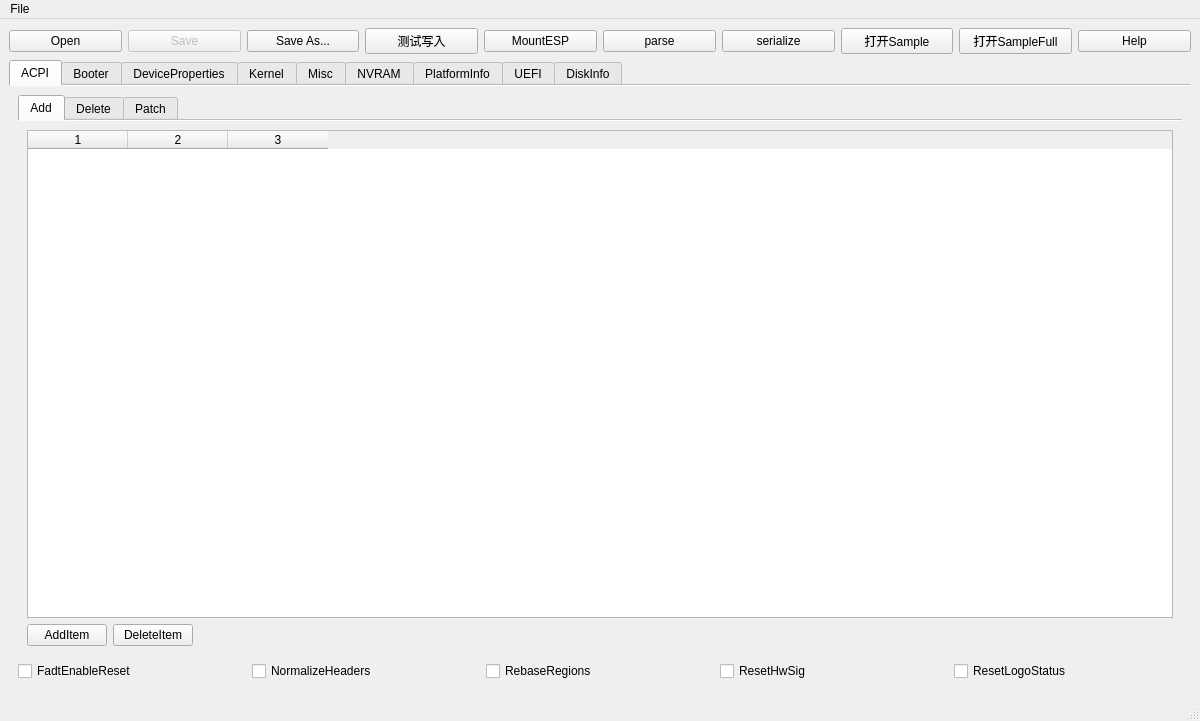
Before: the Qt Designer form mainwindow.ui in ic005k/OCAuxiliaryTools, drawn with Qt 5.
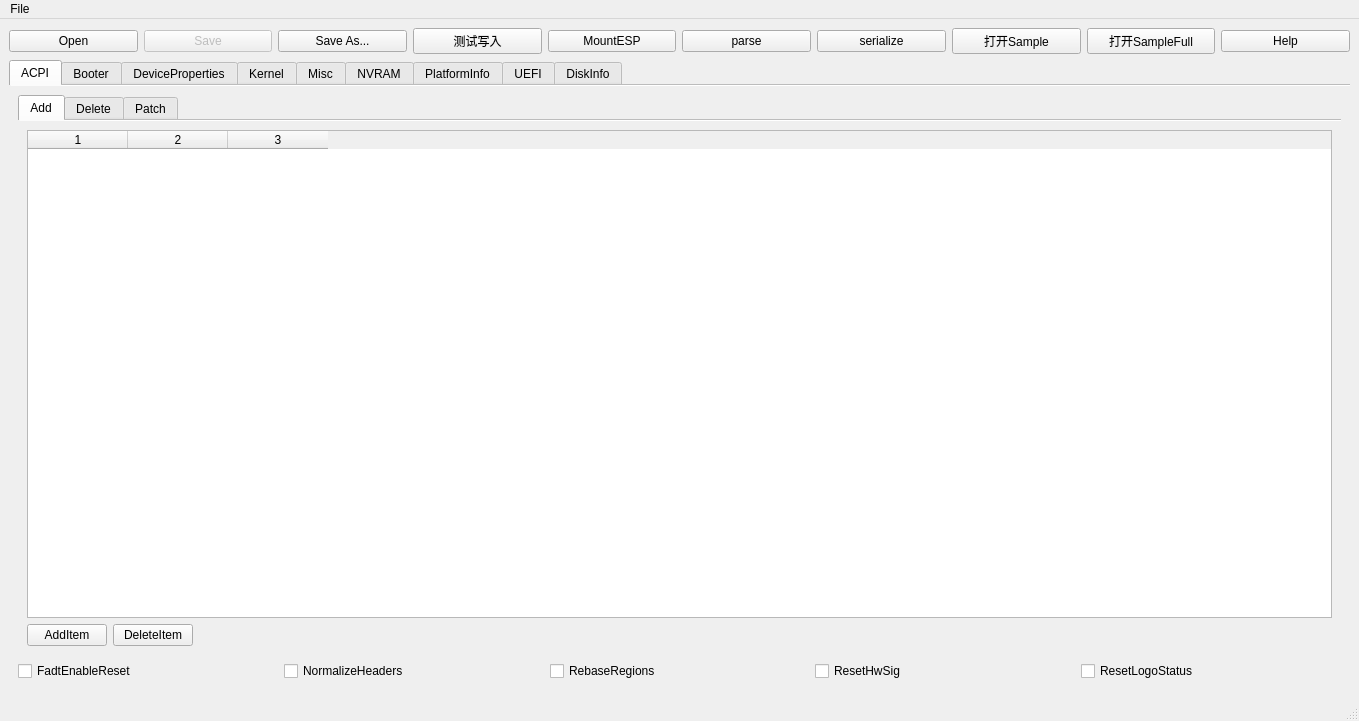
After: the same form once the commit is applied. The open tabs and pages were chosen to show the change. Icons and pictures are not drawn.

Patch:
```diff
--- a/mainwindow.ui
+++ b/mainwindow.ui
@@ -6,7 +6,7 @@
    <rect>
     <x>0</x>
     <y>0</y>
-    <width>1200</width>
+    <width>1359</width>
     <height>721</height>
    </rect>
   </property>
@@ -191,6 +191,9 @@
         </item>
         <item row="0" column="0" colspan="5">
          <widget class="QTabWidget" name="tabACPI">
+          <property name="tabShape">
+           <enum>QTabWidget::Rounded</enum>
+          </property>
           <property name="currentIndex">
            <number>0</number>
           </property>
@@ -5013,7 +5016,7 @@
     <rect>
      <x>0</x>
      <y>0</y>
-     <width>1200</width>
+     <width>1359</width>
      <height>24</height>
     </rect>
    </property>
```
Left out of the diff: 25 changed lines with no effect on the pictures.
